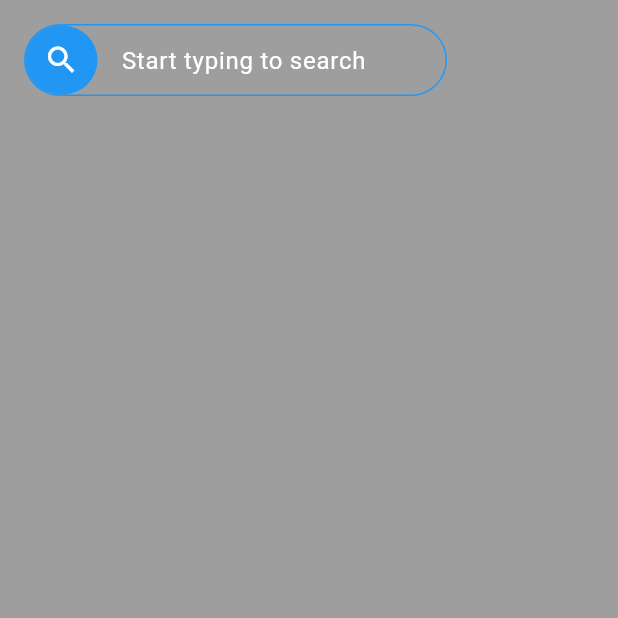
After one commit to abidroid/implicit_animations_playgroud, a Flutter app: the AnimatedSearchFieldScreen screen opened directly, after a tap on the "search" icon, on a phone screen of 412 x 824 dp, the top half of it. The commit adds this screen. Run offline on Flutter 3.47's test engine with Material 3 defaults, Android fonts, the phone set to English and light mode, and no system bars.

Commit message:
animated search field added

```diff
--- a/lib/screens/landing_screen.dart
+++ b/lib/screens/landing_screen.dart
@@ -1,5 +1,6 @@
 import 'package:flutter/material.dart';
 import 'package:implicit_animations_playgroud/screens/medium_nemi_shah/animated_opacity_screen.dart';
+import 'package:implicit_animations_playgroud/screens/medium_nemi_shah/animated_search_field_screen.dart';
 import 'package:implicit_animations_playgroud/utility/utility.dart';
 
 class LandingScreen extends StatelessWidget {
@@ -34,7 +35,7 @@ class LandingScreen extends StatelessWidget {
                 subtitle: const Text('Nemi Shah - Animated Container and Opacity - Search Field'),
                 trailing: const Chip(label: Text('Medium')),
                 onTap: () {
-                  navigateTo(context: context, widget: const AnimatedOpacityScreen());
+                  navigateTo(context: context, widget: const AnimatedSearchFieldScreen());
                 },
               ),
             ),
--- /dev/null
+++ b/lib/screens/medium_nemi_shah/animated_search_field_screen.dart
@@ -0,0 +1,98 @@
+import 'package:flutter/material.dart';
+
+class AnimatedSearchFieldScreen extends StatefulWidget {
+  const AnimatedSearchFieldScreen({super.key});
+
+  @override
+  State<AnimatedSearchFieldScreen> createState() => _AnimatedSearchFieldScreenState();
+}
+
+class _AnimatedSearchFieldScreenState extends State<AnimatedSearchFieldScreen> {
+  bool isExpanded = false;
+  bool isIconClicked = false;
+
+  final animationDuration = const Duration(milliseconds: 250);
+  final opacityAnimationDuration = const Duration(milliseconds: 150);
+
+  @override
+  Widget build(BuildContext context) {
+    return Scaffold(
+      backgroundColor: Colors.grey,
+      body: SafeArea(
+        child: Column(children: [
+          Padding(
+            padding: const EdgeInsets.all(16),
+            child: AnimatedContainer(
+              height: 48,
+              duration: animationDuration,
+              decoration: BoxDecoration(
+                  color: Colors.transparent,
+                  border: Border.all(
+                    color: isExpanded ? Colors.blue : Colors.transparent,
+                    width: isExpanded ? 1 : 0,
+                  ),
+                  borderRadius: const BorderRadius.all(Radius.circular(24))),
+              child: Row(mainAxisSize: MainAxisSize.min, children: [
+                GestureDetector(
+                  onTapDown: (_) {
+                    setState(() {
+                      isIconClicked = true;
+                    });
+                  },
+                  onTapUp: (_) {
+                    setState(() {
+                      isIconClicked = false;
+                    });
+                  },
+                  onTap: () {
+                    setState(() {
+                      isExpanded = !isExpanded;
+                    });
+                  },
+                  child: AnimatedOpacity(
+                    opacity: isIconClicked ? 0.7 : 1,
+                    duration: opacityAnimationDuration,
+                    child: Container(
+                      width: 48,
+                      height: 48,
+                      decoration: const BoxDecoration(
+                        color: Colors.blue,
+                        borderRadius: BorderRadius.all(
+                          Radius.circular(24),
+                        ),
+                      ),
+                      child: const Icon(
+                        Icons.search,
+                        color: Colors.white,
+                      ),
+                    ),
+                  ),
+                ),
+                Padding(
+                  padding: const EdgeInsets.symmetric(horizontal: 16, vertical: 0),
+                  child: AnimatedContainer(
+                    duration: animationDuration,
+                    width: isExpanded ? 200 : 0,
+                    child: TextField(
+                      onTapOutside: (_) {
+                        FocusManager.instance.primaryFocus?.unfocus();
+                      },
+                      decoration: const InputDecoration(
+                        hintText: 'Start typing to search',
+                        border: InputBorder.none,
+                        contentPadding: EdgeInsets.zero,
+                        hintStyle: TextStyle(
+                          color: Colors.white,
+                        ),
+                      ),
+                    ),
+                  ),
+                )
+              ]),
+            ),
+          )
+        ]),
+      ),
+    );
+  }
+}
```
